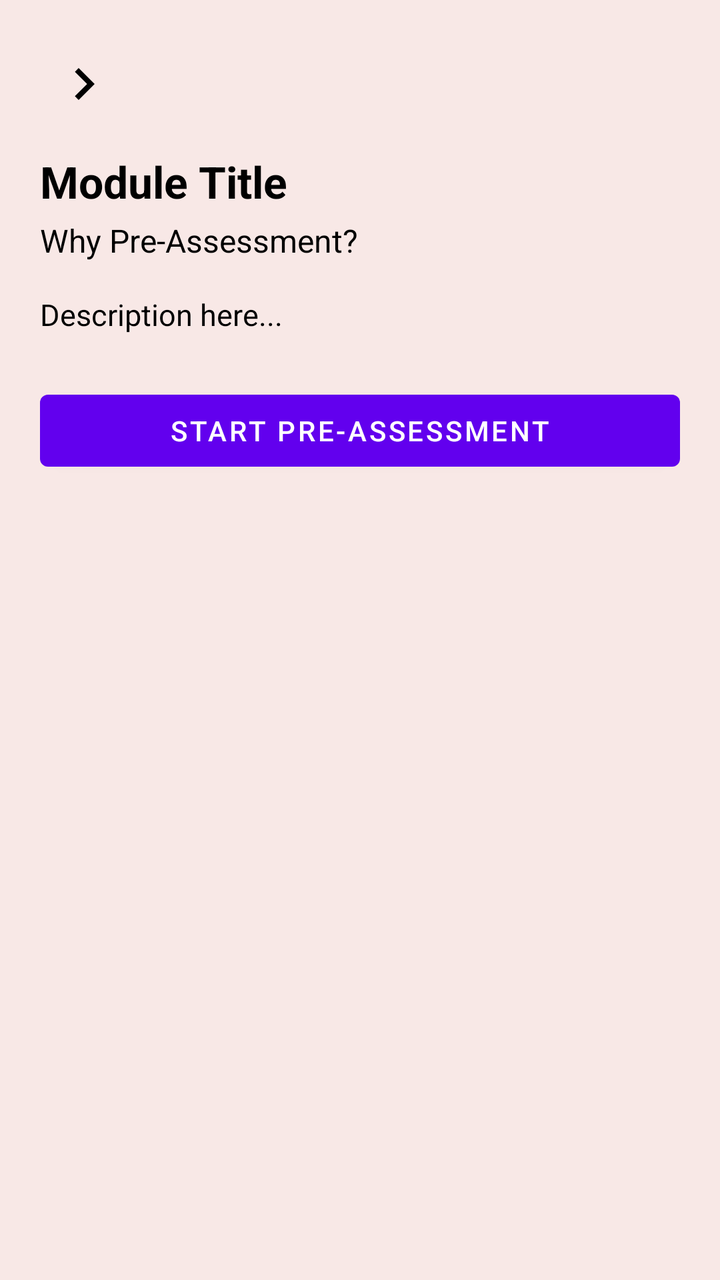
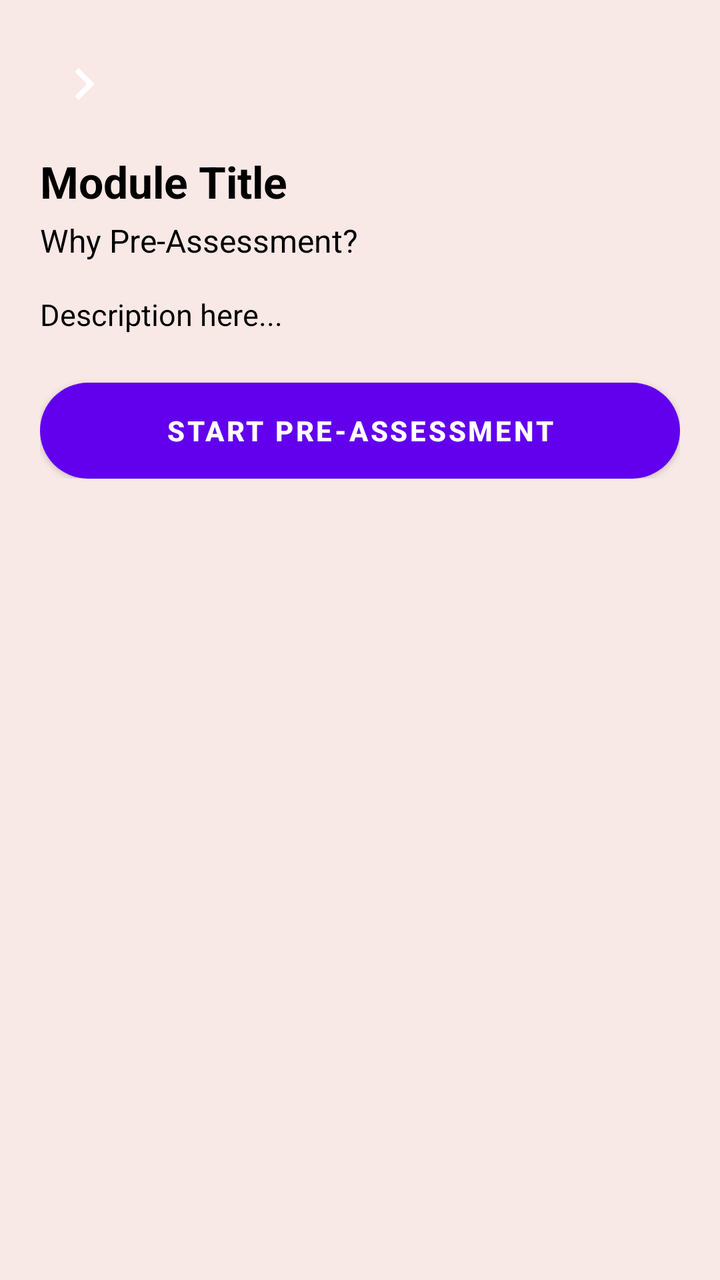

Screens rendered from an Android XML layout before and after an edit, with the pre-edit source and the edit as a unified diff.
<!-- AndroidManifest.xml: application theme Theme.CogniSync -->
<!-- res/layout/activity_module_intro.xml -->
<?xml version="1.0" encoding="utf-8"?>
<ScrollView xmlns:android="http://schemas.android.com/apk/res/android"
    android:layout_width="match_parent"
    android:layout_height="match_parent"
    android:padding="20dp"
    android:background="#F8E8E6">

    <LinearLayout
        android:orientation="vertical"
        android:layout_width="match_parent"
        android:layout_height="wrap_content">

        <ImageButton
            android:id="@+id/backButtonIntro"
            android:layout_width="44dp"
            android:layout_height="44dp"
            android:src="@drawable/chevron_right"
            android:background="@null" />

        <TextView
            android:id="@+id/tvIntroTitle"
            android:layout_width="wrap_content"
            android:layout_height="wrap_content"
            android:text="Module Title"
            android:textColor="#000000"
            android:textStyle="bold"
            android:textSize="22sp"
            android:layout_marginTop="12dp" />

        <TextView
            android:id="@+id/tvIntroSubtitle"
            android:layout_width="wrap_content"
            android:layout_height="wrap_content"
            android:text="Why Pre-Assessment?"
            android:textSize="16sp"
            android:textColor="#000000"
            android:layout_marginTop="4dp" />

        <TextView
            android:id="@+id/tvIntroDescription"
            android:layout_width="match_parent"
            android:layout_height="wrap_content"
            android:text="Description here..."
            android:textColor="#000000"
            android:textSize="15sp"
            android:lineSpacingExtra="4dp"
            android:layout_marginTop="16dp" />

        
        <Button
            android:id="@+id/btnStartPreAssessment"
            android:layout_width="match_parent"
            android:layout_height="48dp"
            android:text="Start Pre-Assessment"
            android:layout_marginTop="24dp" />

        
        <Button
            android:id="@+id/btnContinueToModule"
            android:layout_width="match_parent"
            android:layout_height="48dp"
            android:text="Continue to Module"
            android:layout_marginTop="16dp"
            android:visibility="gone" />

    </LinearLayout>

</ScrollView>
<!-- resources referenced by this layout -->
<resources>
  <!-- drawable chevron_right (drawable) -->
  <vector xmlns:android="http://schemas.android.com/apk/res/android"
      android:width="32dp"
      android:height="32dp"
      android:viewportWidth="32"
      android:viewportHeight="32">
      <path
          android:fillColor="#000000"
          android:pathData="M11.45 22.12L17.56 16l-6.1-6.12L13.32 8l8 8-8 8-1.88-1.88Z"/>
  </vector>
  <style name="Theme.CogniSync" parent="Theme.MaterialComponents.DayNight.NoActionBar">
  
  
  
          
          <item name="android:statusBarColor">@android:color/white</item>
          <item name="android:windowLightStatusBar">true</item>
  
      </style>
</resources>

<!-- the commit's change to res/layout/activity_module_intro.xml (unified diff, before → after) -->
@@ -3,20 +3,25 @@
     android:layout_width="match_parent"
     android:layout_height="match_parent"
     android:padding="20dp"
-    android:background="#F8E8E6">
+    android:background="#F8E8E6"
+    android:fitsSystemWindows="true">
 
     <LinearLayout
         android:orientation="vertical"
         android:layout_width="match_parent"
         android:layout_height="wrap_content">
 
+        
         <ImageButton
             android:id="@+id/backButtonIntro"
             android:layout_width="44dp"
             android:layout_height="44dp"
-            android:src="@drawable/chevron_right"
-            android:background="@null" />
+            android:src="@drawable/ic_arrow_back"
+            android:background="@null"
+            android:scaleType="centerInside"
+            android:contentDescription="Back"/>
 
+        
         <TextView
             android:id="@+id/tvIntroTitle"
             android:layout_width="wrap_content"
@@ -27,6 +32,7 @@
             android:textSize="22sp"
             android:layout_marginTop="12dp" />
 
+        
         <TextView
             android:id="@+id/tvIntroSubtitle"
             android:layout_width="wrap_content"
@@ -36,6 +42,7 @@
             android:textColor="#000000"
             android:layout_marginTop="4dp" />
 
+        
         <TextView
             android:id="@+id/tvIntroDescription"
             android:layout_width="match_parent"
@@ -52,7 +59,9 @@
             android:layout_width="match_parent"
             android:layout_height="48dp"
             android:text="Start Pre-Assessment"
-            android:layout_marginTop="24dp" />
+            android:layout_marginTop="24dp"
+            android:textStyle="bold"
+            android:background="@drawable/btn_bg" />
 
         
         <Button
@@ -61,6 +70,8 @@
             android:layout_height="48dp"
             android:text="Continue to Module"
             android:layout_marginTop="16dp"
+            android:textStyle="bold"
+            android:background="@drawable/btn_bg"
             android:visibility="gone" />
 
     </LinearLayout>
<!-- resource entries referenced after the edit -->
@@ -1,13 +1,19 @@
 <!-- resources referenced by this layout -->
 <resources>
-  <!-- drawable chevron_right (drawable) -->
+  <!-- drawable btn_bg (drawable) -->
+  <shape xmlns:android="http://schemas.android.com/apk/res/android"
+      android:shape="rectangle">
+      <solid android:color="#B9BDBF"/>
+      <corners android:radius="35dp"/>
+  </shape>
+  <!-- drawable ic_arrow_back (drawable) -->
   <vector xmlns:android="http://schemas.android.com/apk/res/android"
       android:width="32dp"
       android:height="32dp"
       android:viewportWidth="32"
       android:viewportHeight="32">
       <path
-          android:fillColor="#000000"
+          android:fillColor="#ffffff"
           android:pathData="M11.45 22.12L17.56 16l-6.1-6.12L13.32 8l8 8-8 8-1.88-1.88Z"/>
   </vector>
   <style name="Theme.CogniSync" parent="Theme.MaterialComponents.DayNight.NoActionBar">
